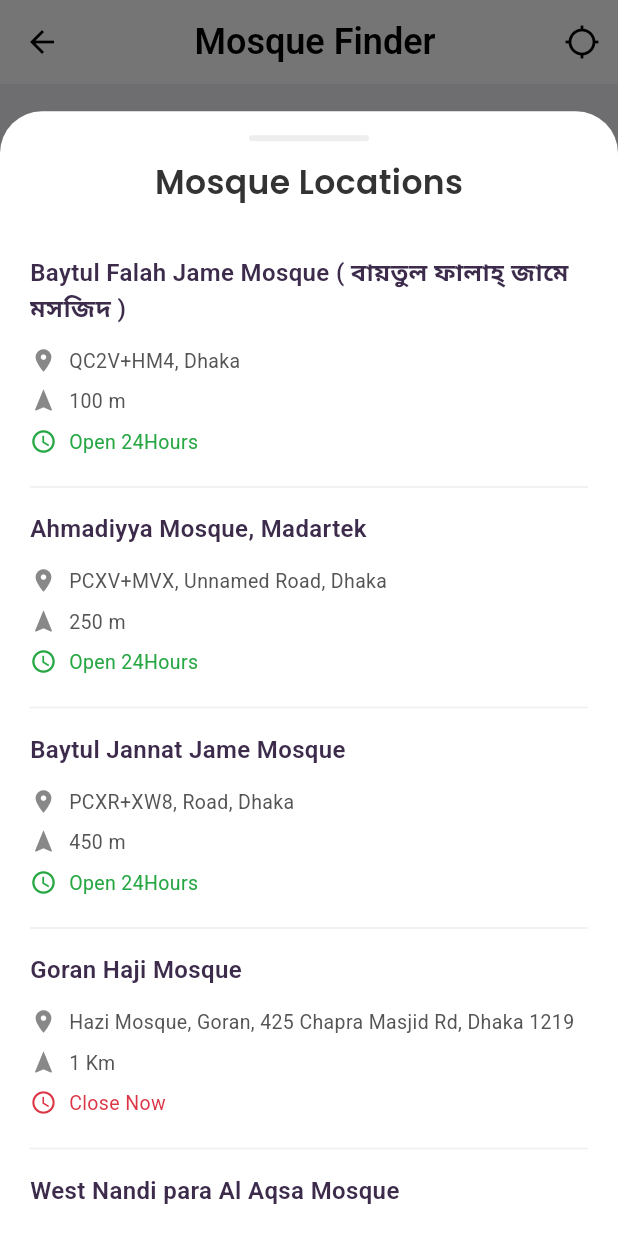
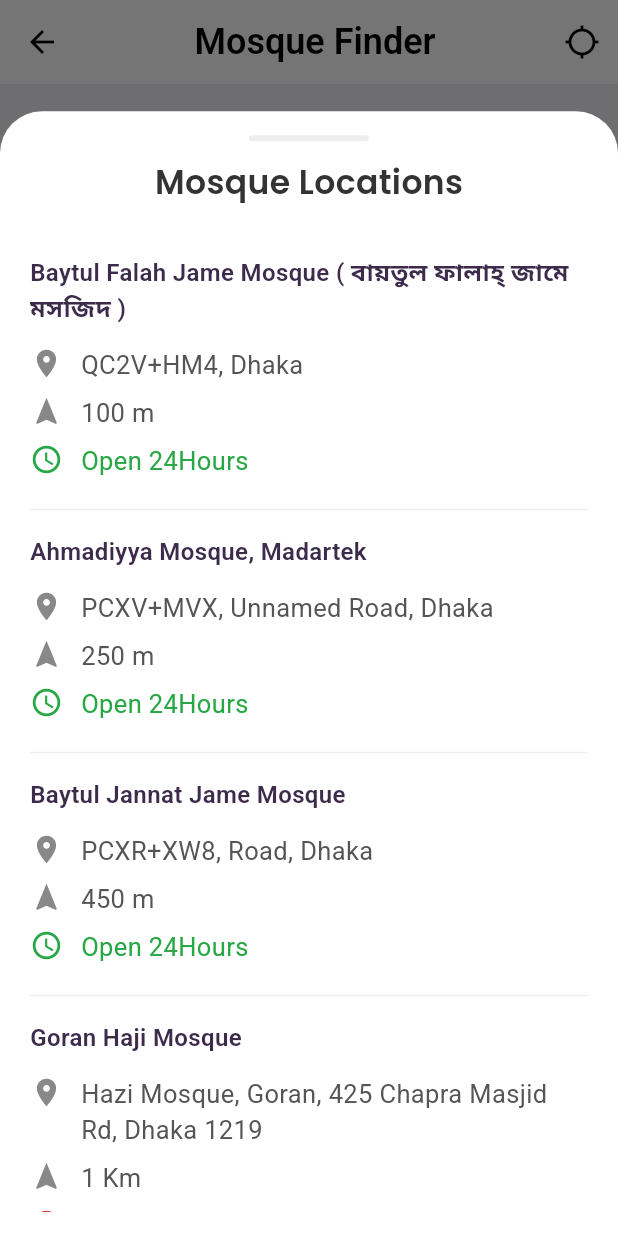
Before and after one commit to moinulislam0/muslim_pro, a Flutter app: the MosqueFinderScreen screen opened directly, after a tap on "Show Mosque Locations", on a phone screen of 412 x 824 dp. Run offline on Flutter 3.47's test engine with Material 3 defaults, Android fonts, the phone set to English and light mode, and no system bars; our stand-ins replace flutter_svg.

Commit message:
Update mosque_location.dart

```diff
--- a/lib/mosque_location/mosque_location.dart
+++ b/lib/mosque_location/mosque_location.dart
@@ -69,14 +69,16 @@ class InfoRowWidget extends StatelessWidget {
       padding: const EdgeInsets.symmetric(vertical: 4.0),
       child: Row(
         crossAxisAlignment: CrossAxisAlignment.start,
+        mainAxisAlignment: MainAxisAlignment.spaceAround,
         children: [
-          Icon(icon, size: 18.0, color: iconColor),
-          const SizedBox(width: 8.0),
+          Icon(icon, size: 22.0, color: iconColor),
+          const SizedBox(width: 12.0),
           Expanded(
             child: Text(
               text,
               style: TextStyle(
-                fontSize: 13.0, // Approximation
+                fontFamily: 'roboto',
+                fontSize: 17.0, // Approximation
                 color: textColor,
                 fontWeight: FontWeight.w400, // Approximation
               ),
```
